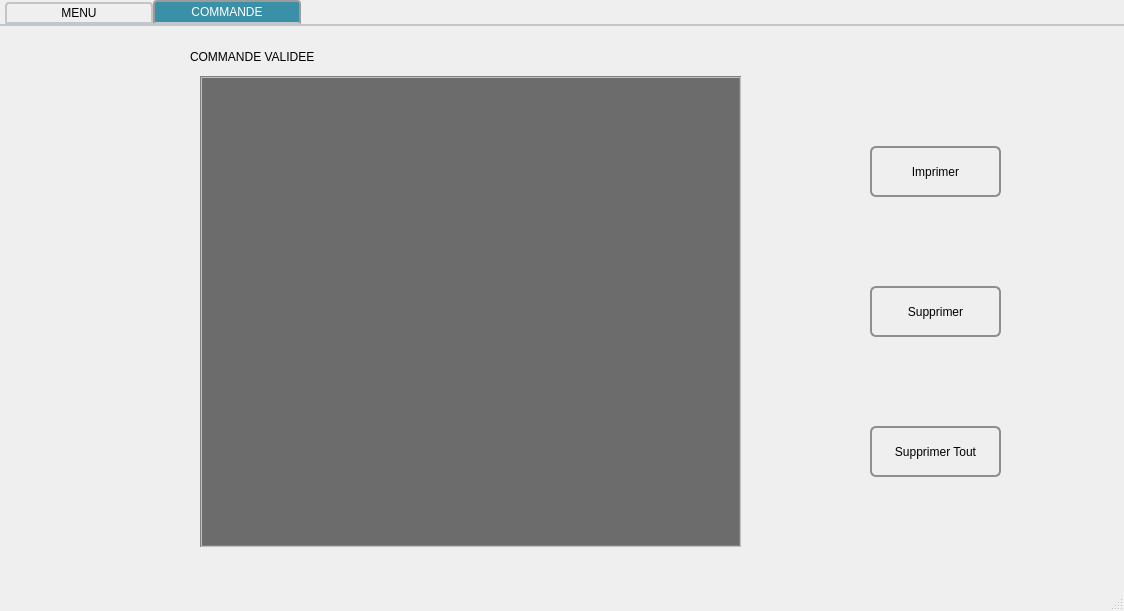
This is menu.ui in soumaya-nheri/Smart-Restaurant-2A27 as Qt 5 draws it before an edit. The edited form follows.
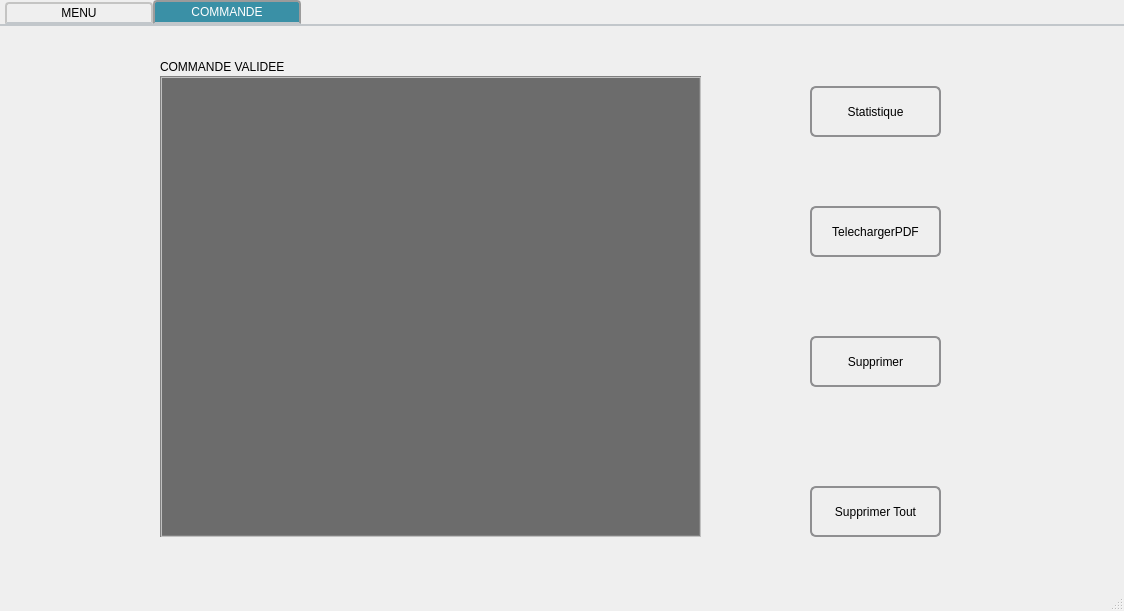
This is the edited form. The open tabs and pages were chosen to show the change. Icons and pictures are not drawn.

```diff
--- a/menu.ui
+++ b/menu.ui
@@ -1127,10 +1127,10 @@
      <widget class="QTableView" name="tableView3">
       <property name="geometry">
        <rect>
-        <x>200</x>
+        <x>160</x>
         <y>50</y>
         <width>541</width>
-        <height>471</height>
+        <height>461</height>
        </rect>
       </property>
       <property name="styleSheet">
@@ -1181,8 +1181,8 @@
      <widget class="QPushButton" name="imprimer">
       <property name="geometry">
        <rect>
-        <x>870</x>
-        <y>120</y>
+        <x>810</x>
+        <y>180</y>
         <width>131</width>
         <height>51</height>
        </rect>
@@ -1277,7 +1277,7 @@
 }</string>
       </property>
       <property name="text">
-       <string>Imprimer</string>
+       <string>TelechargerPDF</string>
       </property>
       <property name="icon">
        <iconset resource="image.qrc">
@@ -1287,8 +1287,8 @@
      <widget class="QPushButton" name="Supprimer2">
       <property name="geometry">
        <rect>
-        <x>870</x>
-        <y>260</y>
+        <x>810</x>
+        <y>310</y>
         <width>131</width>
         <height>51</height>
        </rect>
@@ -1393,8 +1393,8 @@
      <widget class="QLabel" name="label_6">
       <property name="geometry">
        <rect>
-        <x>190</x>
-        <y>10</y>
+        <x>160</x>
+        <y>20</y>
         <width>151</width>
         <height>41</height>
        </rect>
@@ -1406,8 +1406,8 @@
      <widget class="QPushButton" name="Supprimer3">
       <property name="geometry">
        <rect>
-        <x>870</x>
-        <y>400</y>
+        <x>810</x>
+        <y>460</y>
         <width>131</width>
         <height>51</height>
        </rect>
@@ -1509,6 +1509,112 @@
         <normaloff>:/resources/images/icon8_delete_bin_96px_1.png</normaloff>:/resources/images/icon8_delete_bin_96px_1.png</iconset>
       </property>
      </widget>
+     <widget class="QPushButton" name="statistique">
+      <property name="geometry">
+       <rect>
+        <x>810</x>
+        <y>60</y>
+        <width>131</width>
+        <height>51</height>
+       </rect>
+      </property>
+      <property name="styleSheet">
+       <string notr="true">QPushButton {
+         border: 2px solid #8f8f91;
+         border-radius: 6px;
+         background-color: qlineargradient(x1: 0, y1: 0, x2: 0, y2: 1,
+                                           stop: 0 #f6f7fa, stop: 1 #dadbde);
+         min-width: 80px;
+     }
+
+     QPushButton:pressed {
+         background-color: qlineargradient(x1: 0, y1: 0, x2: 0, y2: 1,
+                                           stop: 0 #dadbde, stop: 1 #f6f7fa);
+     }
+
+     QPushButton:flat {
+         border: none; /* no border for a flat push button */
+     }
+
+     QPushButton:default {
+         border-color: navy; /* make the default button prominent */
+     }
+QPushButton::hover
+{
+	background-color: #09c1eb;
+
+}
+QPushButton::pressed
+{
+	background-color: #3d4ef2;
+
+}
+ QLineEdit,QDateTimeEdit {
+     border: 2px solid gray;
+     border-radius: 10px;
+     padding: 0 8px;
+     background: #e0ebeb	;
+     selection-background-color: darkgray;
+ }
+QComboBox {
+     border: 2px solid gray;
+     border-radius: 10px;
+     padding: 0 8px;
+     background: #e0ebeb	;
+     selection-background-color: darkgray;
+ }
+   QTabWidget::pane { /* The tab widget frame */
+         border-top: 2px solid #C2C7CB;
+     }
+
+     QTabWidget::tab-bar {
+         left: 5px; /* move to the right by 5px */
+     }
+
+     /* Style the tab using the tab sub-control. Note that
+         it reads QTabBar not QTabWidget */
+     QTabBar::tab {
+         background: qlineargradient(x1: 0, y1: 0, x2: 0, y2: 1,
+                                     stop: 0 #E1E1E1, stop: 0.4 #DDDDDD,
+                                     stop: 0.5 #D8D8D8, stop: 1.0 #D3D3D3);
+         border: 2px solid #C4C4C3;
+         border-bottom-color: #C2C7CB; /* same as the pane color */
+         border-top-left-radius: 4px;
+         border-top-right-radius: 4px;
+         min-width: 8ex;
+         padding: 2px;
+         width: 140px;
+     }
+
+     QTabBar::tab:selected, QTabBar::tab:hover {
+         background: qlineargradient(x1: 0, y1: 0, x2: 0, y2: 1,
+                                     stop: 0 #fafafa, stop: 0.4 #f4f4f4,
+                                     stop: 0.5 #e7e7e7, stop: 1.0 #fafafa);
+     }
+
+     QTabBar::tab:selected {
+         border-color: #9B9B9B;
+         border-bottom-color: #C2C7CB; /* same as pane color */
+     }
+
+     QTabBar::tab:!selected {
+         margin-top: 2px; /* make non-selected tabs look smaller */
+     }
+QTabBar::tab:selected
+{
+	background-color: /*qlineargradient(spread:repeat, x1:1, y1:0, x2:1, y2:1, stop:0 rgba(54, 197, 177, 255),stop:1 rgba(11, 135, 111, 255)); */#3a90a6;
+	color: #fff;
+
+}</string>
+      </property>
+      <property name="text">
+       <string>Statistique</string>
+      </property>
+      <property name="icon">
+       <iconset>
+        <normaloff>:/resources/images/stock.png</normaloff>:/resources/images/stock.png</iconset>
+      </property>
+     </widget>
     </widget>
    </widget>
   </widget>
```
Left out of the diff: 22 changed lines with no effect on the pictures.
